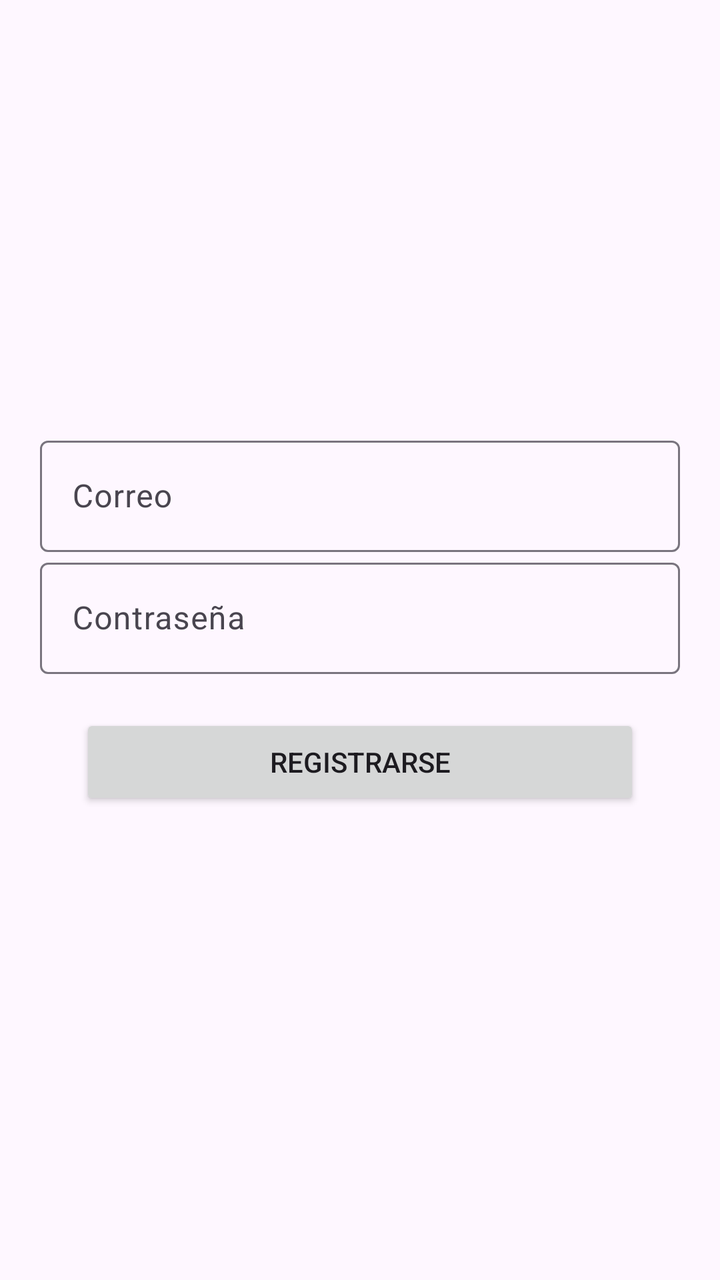
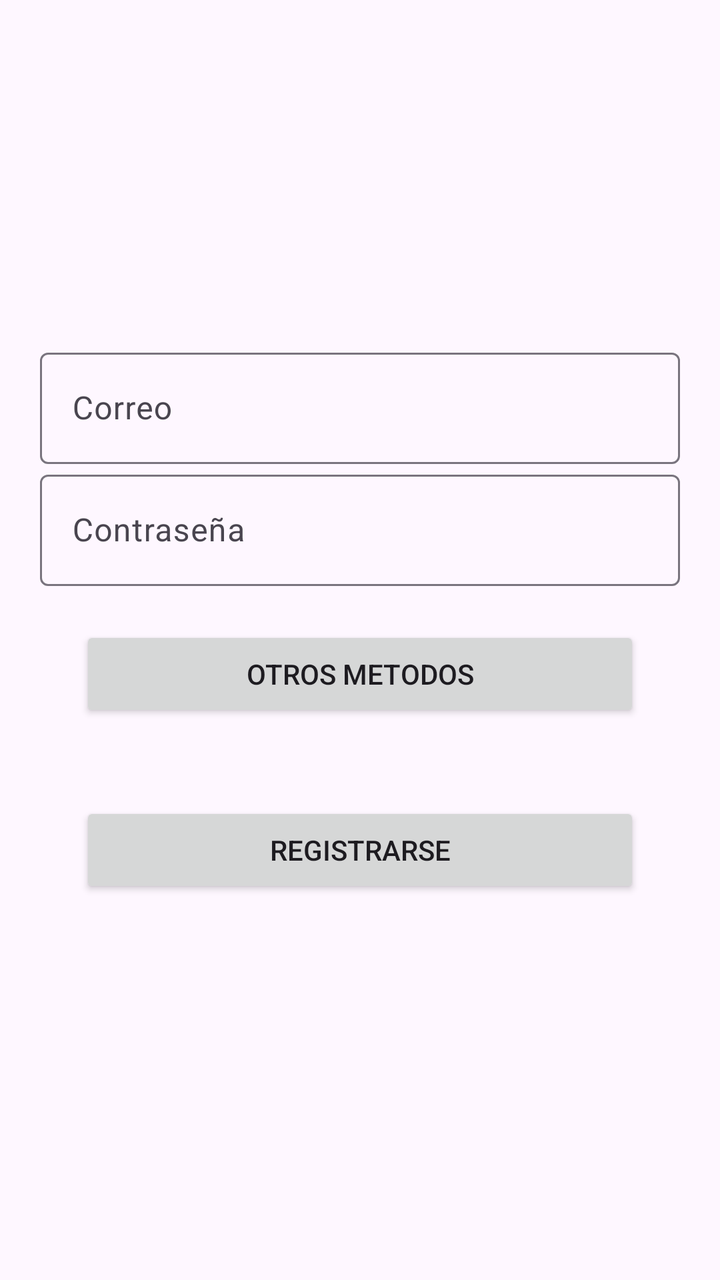

Compare the two renders of this Android layout. The source of the first and the diff that turns it into the second are given below.
<!-- AndroidManifest.xml: application theme Theme.Servicios_Autenticacion -->
<!-- res/layout/activity_registro.xml -->
<?xml version="1.0" encoding="utf-8"?>
<LinearLayout xmlns:android="http://schemas.android.com/apk/res/android"
    xmlns:app="http://schemas.android.com/apk/res-auto"
    xmlns:tools="http://schemas.android.com/tools"
    android:id="@+id/main"
    android:gravity="center"
    android:padding="20dp"
    android:orientation="vertical"
    android:layout_width="match_parent"
    android:layout_height="match_parent"
    tools:context=".InicioSesion">

    <com.google.android.material.textfield.TextInputLayout
        android:layout_width="match_parent"
        android:hint="Correo"
        android:layout_height="wrap_content">
        <EditText
            android:id="@+id/etCorreo"
            android:layout_width="match_parent"
            android:layout_height="match_parent"/>
    </com.google.android.material.textfield.TextInputLayout>
    <com.google.android.material.textfield.TextInputLayout
        android:layout_width="match_parent"
        android:hint="Contraseña"
        android:layout_height="wrap_content">
        <EditText
            android:id="@+id/etContrasena"
            android:layout_width="match_parent"
            android:layout_height="match_parent"/>
    </com.google.android.material.textfield.TextInputLayout>
    <Button
        android:id="@+id/btnRegistrar"
        android:layout_width="match_parent"
        android:layout_margin="20dp"
        android:text="Registrarse"
        android:layout_height="wrap_content"/>
</LinearLayout>
<!-- resources referenced by this layout -->
<resources>
  <style name="Theme.Servicios_Autenticacion" parent="Base.Theme.Servicios_Autenticacion" />
  <style name="Base.Theme.Servicios_Autenticacion" parent="Theme.Material3.DayNight.NoActionBar">
          
          
      </style>
</resources>

<!-- the commit's change to res/layout/activity_registro.xml (unified diff, before → after) -->
@@ -29,6 +29,13 @@
             android:layout_height="match_parent"/>
     </com.google.android.material.textfield.TextInputLayout>
     <Button
+        android:layout_width="match_parent"
+        android:id="@+id/btnOtros"
+        android:layout_margin="20dp"
+        android:text="Otros metodos"
+        android:layout_height="wrap_content"/>
+
+    <Button
         android:id="@+id/btnRegistrar"
         android:layout_width="match_parent"
         android:layout_margin="20dp"
